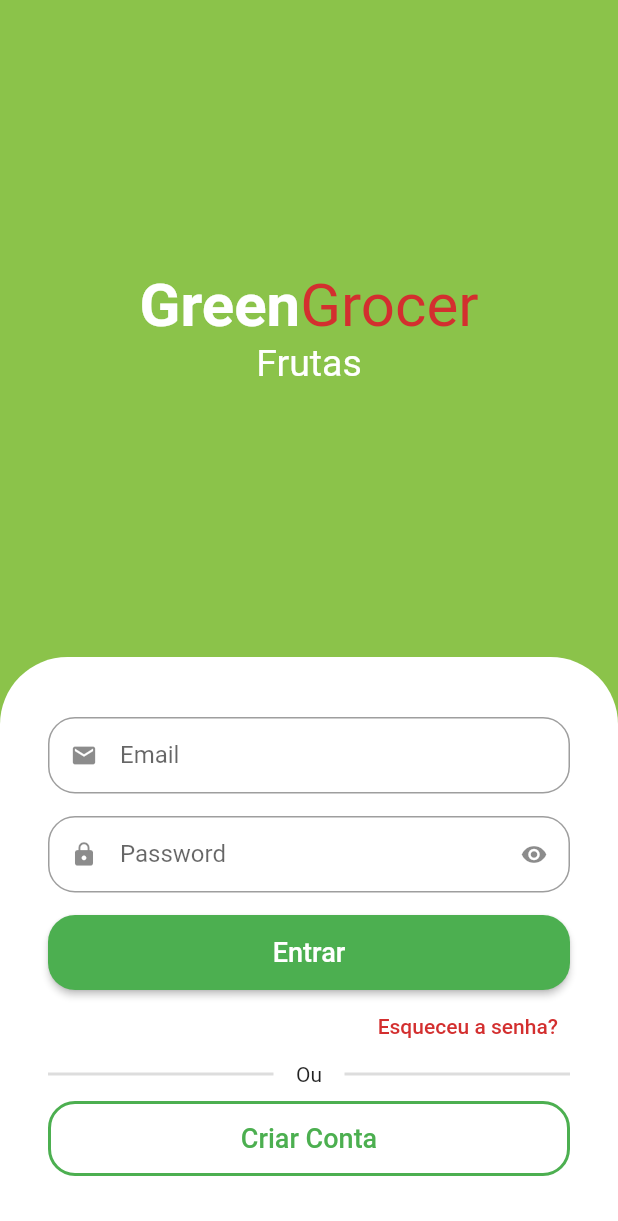
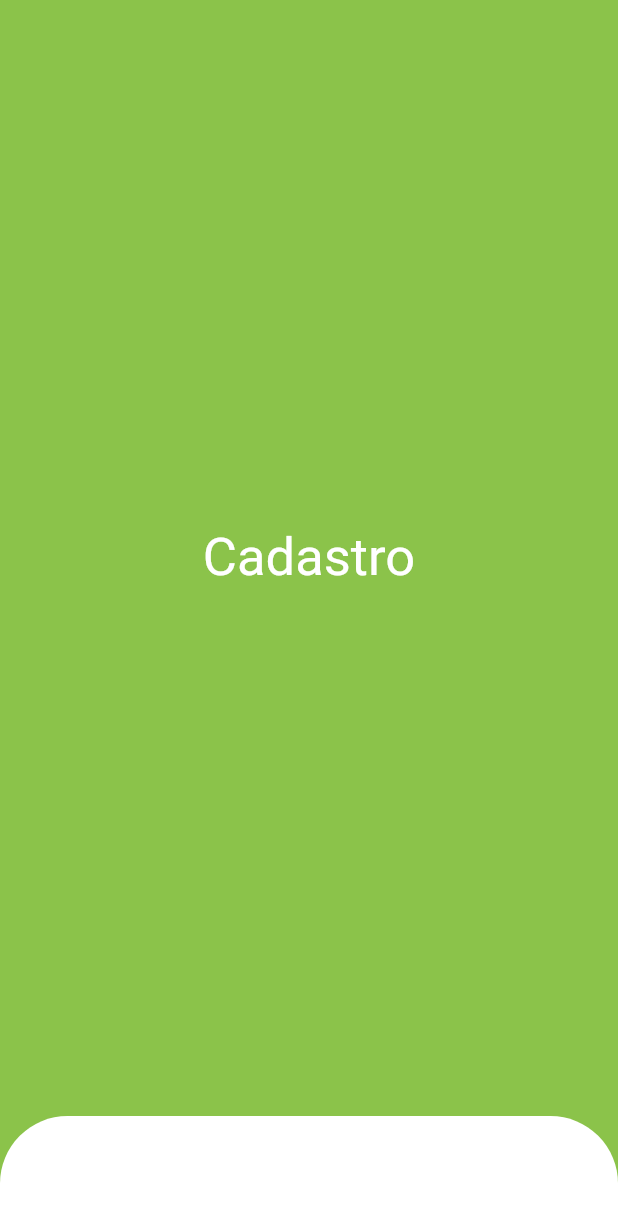
Before and after one commit to lamecksilva/lameco_grocery, a Flutter app: the screen it shows after launch, after a tap on "Criar Conta", on a phone screen of 412 x 824 dp. Shown: the top 1221 px of the screen. Run offline on Flutter 3.47's test engine with Material 2 defaults, Android fonts, the phone set to English and light mode, and no system bars; drawn by our look-alikes of animated_text_kit.

Commit message:
feat(-cadastro): Adiciona componente de tela de cadastro Adiciona containers com nome e espaço para texto Adiciona navegação na loginScreen

```diff
--- a/lib/src/auth/sign_in_screen.dart
+++ b/lib/src/auth/sign_in_screen.dart
@@ -1,6 +1,7 @@
 import 'package:animated_text_kit/animated_text_kit.dart';
 import 'package:flutter/material.dart';
 import 'package:lameco_grocery/src/auth/components/custom_text_field.dart';
+import 'package:lameco_grocery/src/auth/sign_up_screen.dart';
 import 'package:lameco_grocery/src/config/custom_colors.dart';
 
 class SignInScreen extends StatelessWidget {
@@ -139,6 +140,10 @@ class SignInScreen extends StatelessWidget {
                                   width: 2, color: Colors.green)),
                           onPressed: () {
                             print("Criar Conta");
+                            Navigator.of(context)
+                                .push(MaterialPageRoute(builder: (c) {
+                              return const SignUpScreen();
+                            }));
                           },
                           child: const Text(
                             "Criar Conta",
--- /dev/null
+++ b/lib/src/auth/sign_up_screen.dart
@@ -0,0 +1,30 @@
+import 'package:flutter/material.dart';
+import 'package:lameco_grocery/src/config/custom_colors.dart';
+
+class SignUpScreen extends StatelessWidget {
+  const SignUpScreen({super.key});
+
+  @override
+  Widget build(BuildContext context) {
+    return Scaffold(
+      backgroundColor: CustomColors.customSwatchColor,
+      body: Column(children: [
+        // Cadastro
+        const Expanded(
+            child: Center(
+          child: Text('Cadastro',
+              style: TextStyle(color: Colors.white, fontSize: 35)),
+        )),
+
+        // Formulário
+        Container(
+          padding: const EdgeInsets.symmetric(horizontal: 32, vertical: 40),
+          decoration: const BoxDecoration(
+            color: Colors.white,
+            borderRadius: BorderRadius.vertical(top: Radius.circular(45)),
+          ),
+        ),
+      ]),
+    );
+  }
+}
```
